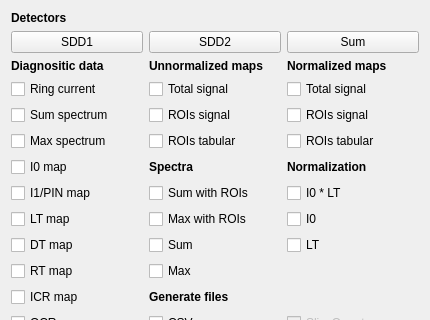
The window that analyse.ui (pfilipl/PolyX-XRF-Data-Analyser) describes before a commit, drawn with Qt 5; both pictures show x 0 to 430 and y 0 to 320 of the 430 by 550 pixel window.
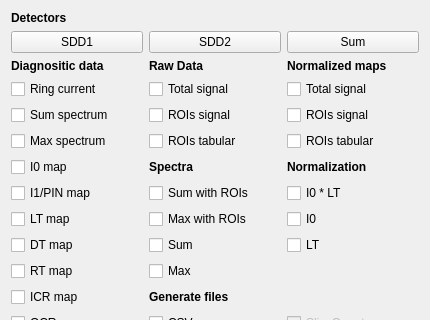
The same window after the commit.

Commit message: Changing "Unnormalized" to "RawData"

```diff
--- a/analyse.ui
+++ b/analyse.ui
@@ -337,7 +337,7 @@
         </font>
        </property>
        <property name="text">
-        <string>Unnormalized maps</string>
+        <string>Raw Data</string>
        </property>
       </widget>
      </item>
```
Left out of the diff: 2 changed lines with no effect on the pictures. The commit also changes 1 other file.
